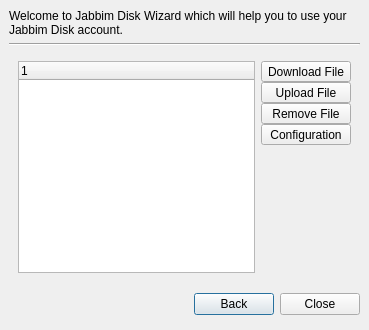
Before: the Qt Designer form plugins/jdm/jdw.ui in xmpp-graveyard/jabbim, drawn with Qt 5.
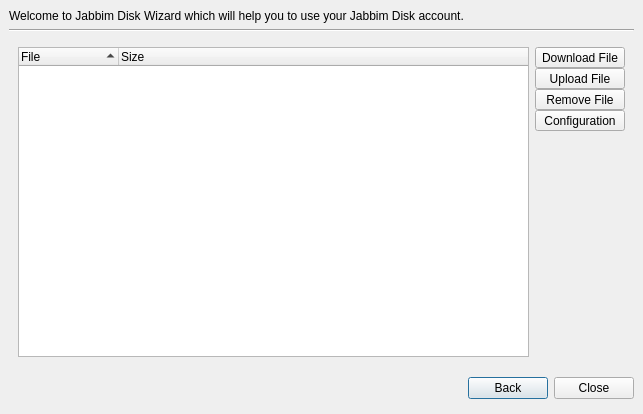
After: the same form once the commit is applied. Icons and pictures are not drawn.

Commit message: upravy designu JDM okna + par vylepseni

Diff of the .ui file:
```diff
--- a/plugins/jdm/jdw.ui
+++ b/plugins/jdm/jdw.ui
@@ -5,8 +5,8 @@
    <rect>
     <x>0</x>
     <y>0</y>
-    <width>369</width>
-    <height>330</height>
+    <width>643</width>
+    <height>414</height>
    </rect>
   </property>
   <property name="windowTitle" >
@@ -270,6 +270,25 @@
          <property name="contextMenuPolicy" >
           <enum>Qt::CustomContextMenu</enum>
          </property>
+         <property name="uniformRowHeights" >
+          <bool>true</bool>
+         </property>
+         <property name="sortingEnabled" >
+          <bool>true</bool>
+         </property>
+         <property name="allColumnsShowFocus" >
+          <bool>true</bool>
+         </property>
+         <column>
+          <property name="text" >
+           <string>File</string>
+          </property>
+         </column>
+         <column>
+          <property name="text" >
+           <string>Size</string>
+          </property>
+         </column>
         </widget>
        </item>
        <item row="1" column="1" >
```
The commit also changes 2 other files.
